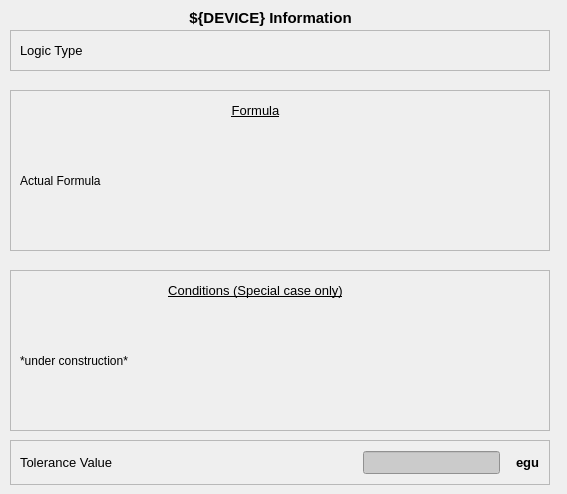
Old version of the form displays/FELmonitor_help.ui in the repository pnispero/Guardian.
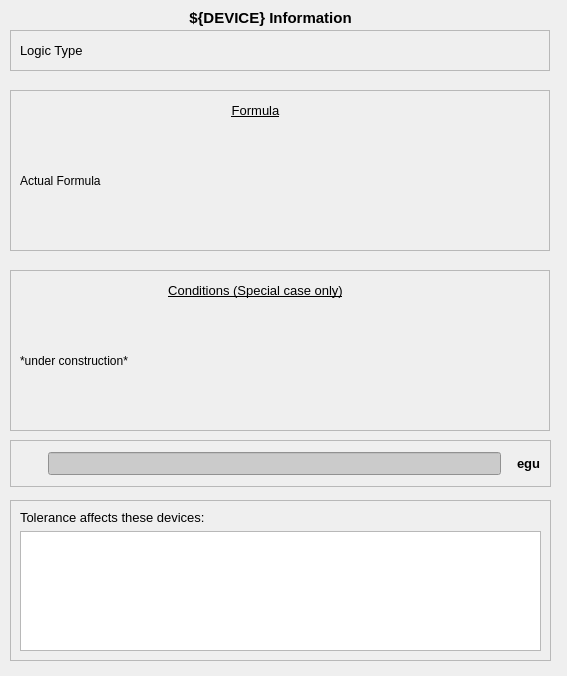
New version of the form. Custom widgets are drawn as their Qt base class.

```diff
--- a/displays/FELmonitor_help.ui
+++ b/displays/FELmonitor_help.ui
@@ -7,7 +7,7 @@
     <x>0</x>
     <y>0</y>
     <width>567</width>
-    <height>494</height>
+    <height>676</height>
    </rect>
   </property>
   <property name="windowTitle">
@@ -168,8 +168,8 @@
     <rect>
      <x>10</x>
      <y>440</y>
-     <width>540</width>
-     <height>45</height>
+     <width>541</width>
+     <height>47</height>
     </rect>
    </property>
    <property name="frameShape">
@@ -182,20 +182,35 @@
     <item>
      <layout class="QHBoxLayout" name="horizontalLayout_9">
       <property name="spacing">
-       <number>250</number>
+       <number>20</number>
       </property>
       <property name="rightMargin">
        <number>10</number>
       </property>
       <item>
-       <widget class="QLabel" name="label_22">
+       <widget class="PyDMLabel" name="PyDMLabel_89">
         <property name="font">
          <font>
           <pointsize>10</pointsize>
          </font>
         </property>
-        <property name="text">
-         <string>Tolerance Value</string>
+        <property name="alignment">
+         <set>Qt::AlignLeading|Qt::AlignLeft|Qt::AlignVCenter</set>
+        </property>
+        <property name="indent">
+         <number>5</number>
+        </property>
+        <property name="alarmSensitiveContent" stdset="0">
+         <bool>false</bool>
+        </property>
+        <property name="alarmSensitiveBorder" stdset="0">
+         <bool>false</bool>
+        </property>
+        <property name="channel" stdset="0">
+         <string>${TOLERANCE}.DESC</string>
+        </property>
+        <property name="displayFormat" stdset="0">
+         <enum>PyDMLabel::String</enum>
         </property>
        </widget>
       </item>
@@ -312,6 +327,43 @@
     </property>
    </widget>
   </widget>
+  <widget class="QFrame" name="frame_3">
+   <property name="geometry">
+    <rect>
+     <x>10</x>
+     <y>500</y>
+     <width>541</width>
+     <height>161</height>
+    </rect>
+   </property>
+   <property name="frameShape">
+    <enum>QFrame::StyledPanel</enum>
+   </property>
+   <property name="frameShadow">
+    <enum>QFrame::Raised</enum>
+   </property>
+   <layout class="QVBoxLayout" name="verticalLayout_2">
+    <item>
+     <layout class="QVBoxLayout" name="verticalLayout">
+      <item>
+       <widget class="QLabel" name="label_19">
+        <property name="font">
+         <font>
+          <pointsize>10</pointsize>
+         </font>
+        </property>
+        <property name="text">
+         <string>Tolerance affects these devices:</string>
+        </property>
+       </widget>
+      </item>
+      <item>
+       <widget class="QListWidget" name="device_listwidget"/>
+      </item>
+     </layout>
+    </item>
+   </layout>
+  </widget>
  </widget>
  <customwidgets>
   <customwidget>
```
Left out of the diff: 6 changed lines with no effect on the pictures.
